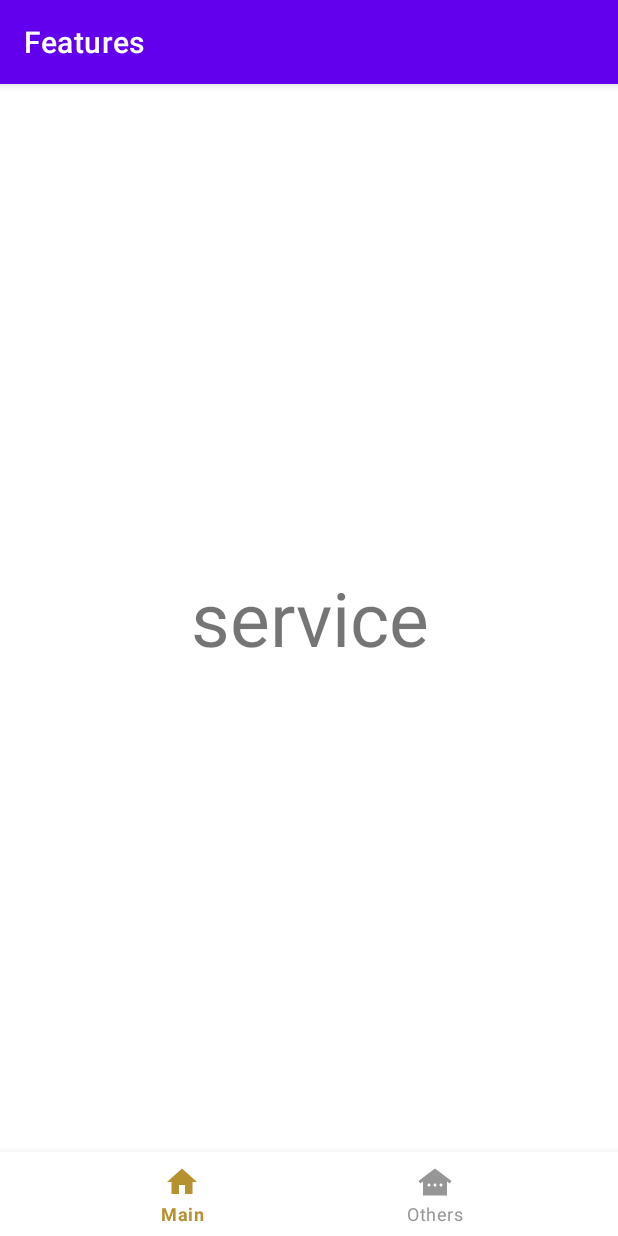
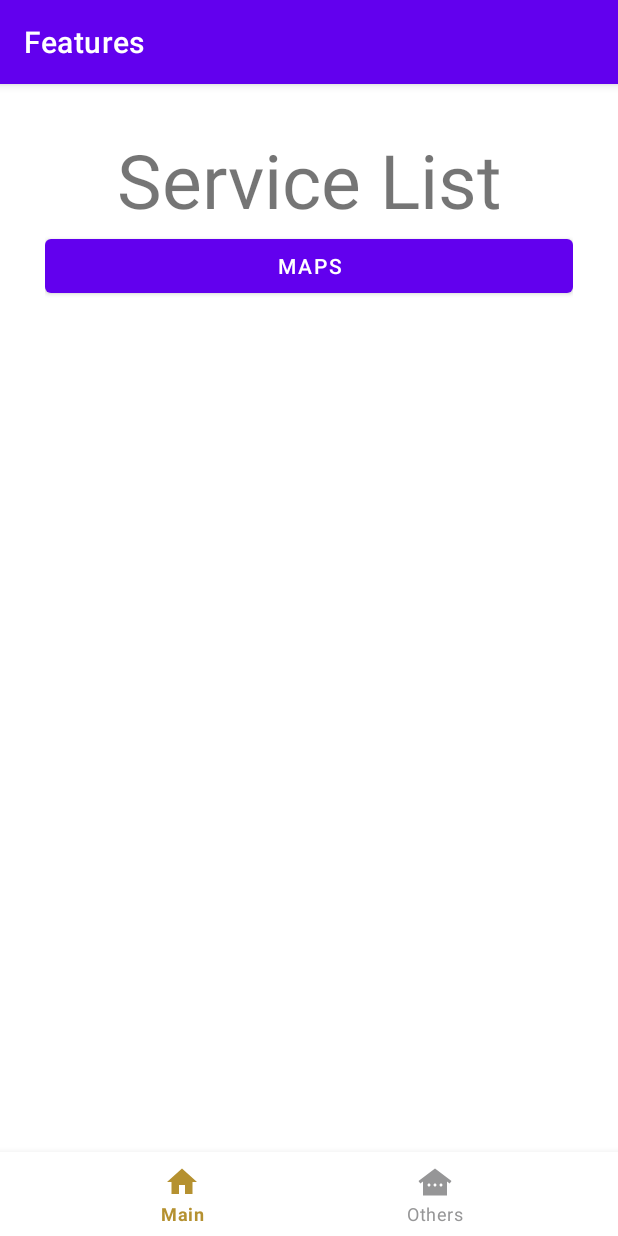
Before and after one commit to AhmedSamirScience/Features, an Android app: the screen it shows after launch (MainActivity), on a phone screen of 412 x 824 dp. Run offline under Robolectric (Android 15) with nearby library versions, the phone set to English and light mode, and no system bars; our stand-ins replace data binding, navigation-ui.

Commit message:
Modifying ServiceListFragment.kt
- edit bottom navigation
- edit menu
- edit main activity

```diff
--- a/app/src/main/java/com/samir/features/ui/activity/MainActivity.kt
+++ b/app/src/main/java/com/samir/features/ui/activity/MainActivity.kt
@@ -26,7 +26,7 @@ class MainActivity : AppCompatActivity() {
         NavigationUI.setupWithNavController(bottomNavigationView, navController)
         navController.addOnDestinationChangedListener { _, destination, _ ->
             when (destination.id) {
-                R.id.mapsFragment -> showBottomNav()
+                R.id.othersFragment -> showBottomNav()
                 R.id.serviceListFragment -> showBottomNav()
                 else -> hideBottomNav()
             }
--- a/app/src/main/java/com/samir/features/ui/fragment/serviceList/ServiceListFragment.kt
+++ b/app/src/main/java/com/samir/features/ui/fragment/serviceList/ServiceListFragment.kt
@@ -2,6 +2,7 @@ package com.samir.features.ui.fragment.serviceList
 
 import android.view.View
 import androidx.fragment.app.viewModels
+import androidx.navigation.fragment.findNavController
 import com.samir.features.R
 import com.samir.features.base.BaseFragment
 import com.samir.features.databinding.FragmentServiceListBinding
@@ -22,10 +23,18 @@ class ServiceListFragment : BaseFragment<ServiceListViewModel, FragmentServiceLi
 
     override fun initView() {
         setInitialAnimations()
+        baseViewBinding.mapsBtn.setOnClickListener(this)
     }
 
     override fun onClick(v: View?) {
-
+        when (v)
+        {
+            baseViewBinding.mapsBtn-> {
+                //val direction = ServiceListFragmentDirections.actionNavHomeToNavBillPaymentSearch(customerListRs, routeName)
+                //findNavController().navigate(direction)
+                findNavController().navigate(R.id.action_serviceListFragment_to_mapsFragment)
+            }
+        }
     }
 
     //region application life cycle
--- a/app/src/main/res/layout/fragment_service_list.xml
+++ b/app/src/main/res/layout/fragment_service_list.xml
@@ -1,18 +1,33 @@
 <?xml version="1.0" encoding="utf-8"?>
 <layout xmlns:android="http://schemas.android.com/apk/res/android"
+    xmlns:app="http://schemas.android.com/apk/res-auto"
     xmlns:tools="http://schemas.android.com/tools"
     tools:context=".ui.fragment.ServiceListFragment">
 
      <androidx.constraintlayout.widget.ConstraintLayout
          android:layout_width="match_parent"
-         android:layout_height="match_parent">
+         android:layout_height="match_parent"
+         android:padding="30dp">
 
-     <TextView
-         android:textSize="50dp"
-         android:gravity="center"
-         android:layout_width="match_parent"
-        android:layout_height="match_parent"
-        android:text="service" />
+          <TextView
+              android:id="@+id/textView"
+              android:layout_width="match_parent"
+              android:layout_height="wrap_content"
+              android:gravity="center"
+              android:text="@string/servicelise_service"
+              android:textSize="50dp"
+              app:layout_constraintEnd_toEndOf="parent"
+              app:layout_constraintStart_toStartOf="parent"
+              app:layout_constraintTop_toTopOf="parent" />
+
+          <Button
+              android:id="@+id/mapsBtn"
+              android:layout_width="match_parent"
+              android:layout_height="wrap_content"
+              android:text="@string/maps"
+              app:layout_constraintEnd_toEndOf="parent"
+              app:layout_constraintStart_toStartOf="parent"
+              app:layout_constraintTop_toBottomOf="@+id/textView" />
 
      </androidx.constraintlayout.widget.ConstraintLayout>
 
--- a/app/src/main/res/menu/bottom_navigation_menu.xml
+++ b/app/src/main/res/menu/bottom_navigation_menu.xml
@@ -7,7 +7,7 @@
         android:icon="@drawable/menu_ic_home"
         android:title="@string/menu_home" />
     <item
-        android:id="@+id/mapsFragment"
+        android:id="@+id/othersFragment"
         android:icon="@drawable/menu_ic_others"
         android:title="@string/menu_others" />
 
--- a/app/src/main/res/navigation/main_nav_graph.xml
+++ b/app/src/main/res/navigation/main_nav_graph.xml
@@ -14,5 +14,14 @@
         android:id="@+id/serviceListFragment"
         android:name="com.samir.features.ui.fragment.serviceList.ServiceListFragment"
         android:label="fragment_serive_list"
-        tools:layout="@layout/fragment_service_list" />
+        tools:layout="@layout/fragment_service_list" >
+        <action
+            android:id="@+id/action_serviceListFragment_to_mapsFragment"
+            app:destination="@id/mapsFragment" />
+    </fragment>
+    <fragment
+        android:id="@+id/othersFragment"
+        android:name="com.samir.features.ui.fragment.others.OthersFragment"
+        android:label="fragment_others"
+        tools:layout="@layout/fragment_others" />
 </navigation>
```
